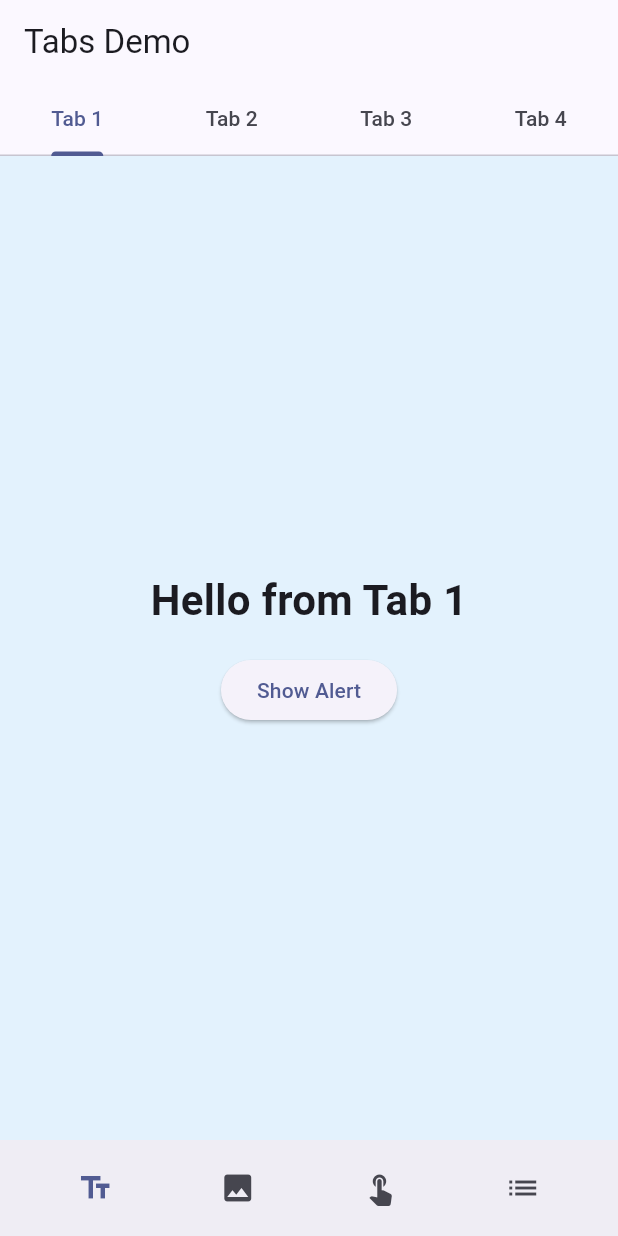
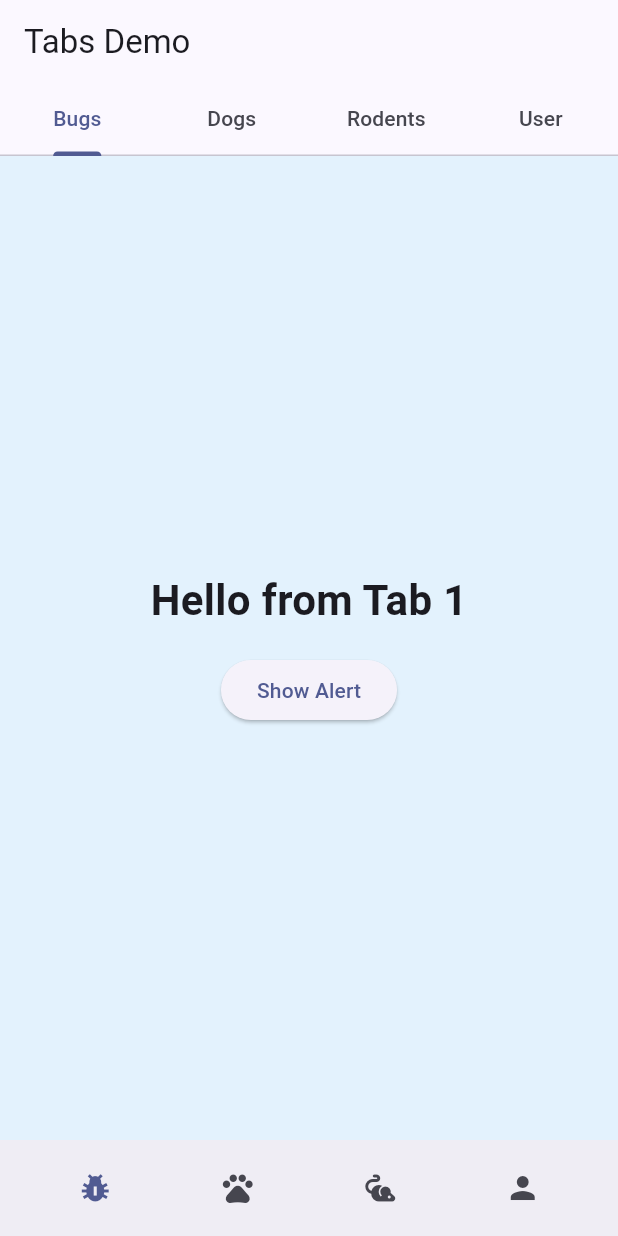
Before and after one commit to itachiispapi/digital_pet_app, a Flutter app: the screen it shows after launch, on a phone screen of 412 x 824 dp. Run offline on Flutter 3.47's test engine with Material 3 defaults, Android fonts, the phone set to English and light mode, and no system bars.

Commit message:
Pet app in Tabs

```diff
--- a/lib/main.dart
+++ b/lib/main.dart
@@ -32,13 +32,15 @@ class __TabsNonScrollableDemoState extends State<_TabsNonScrollableDemo>
   late TabController _tabController;
   final RestorableInt tabIndex = RestorableInt(0);
   final TextEditingController _imgUrlController = TextEditingController(
-      text:
-          'https://upload.wikimedia.org/wikipedia/commons/1/17/Google-flutter-logo.png');
-  final TextEditingController _captionController =
-      TextEditingController(text: 'Sample caption');
+    text:
+        'https://upload.wikimedia.org/wikipedia/commons/9/9c/Yellow_Labrador_Retriever_2.jpg',
+  );
+  final TextEditingController _captionController = TextEditingController(
+    text: 'Cute Dog',
+  );
   String _imageUrl =
-      'https://upload.wikimedia.org/wikipedia/commons/1/17/Google-flutter-logo.png';
-  String _caption = 'Sample caption';
+      'https://upload.wikimedia.org/wikipedia/commons/9/9c/Yellow_Labrador_Retriever_2.jpg';
+  String _caption = 'Cute Dog';
 
   @override
   String get restorationId => 'tab_non_scrollable_demo';
@@ -71,12 +73,12 @@ class __TabsNonScrollableDemoState extends State<_TabsNonScrollableDemo>
 
   @override
   Widget build(BuildContext context) {
-    final tabs = ['Tab 1', 'Tab 2', 'Tab 3', 'Tab 4'];
+    final tabs = ['Bugs', 'Dogs', 'Rodents', 'User'];
     final bg = [
       Colors.blue[50]!,
       Colors.green[50]!,
       Colors.amber[50]!,
-      Colors.purple[50]!
+      Colors.purple[50]!,
     ];
     return Scaffold(
       appBar: AppBar(
@@ -108,12 +110,12 @@ class __TabsNonScrollableDemoState extends State<_TabsNonScrollableDemo>
                       context: context,
                       builder: (ctx) => AlertDialog(
                         title: const Text('Greetings'),
-                        content:
-                            const Text('This is an AlertDialog on Tab 1.'),
+                        content: const Text('This is an AlertDialog on Tab 1.'),
                         actions: [
                           TextButton(
-                              onPressed: () => Navigator.of(ctx).pop(),
-                              child: const Text('OK'))
+                            onPressed: () => Navigator.of(ctx).pop(),
+                            child: const Text('OK'),
+                          ),
                         ],
                       ),
                     );
@@ -130,15 +132,17 @@ class __TabsNonScrollableDemoState extends State<_TabsNonScrollableDemo>
               children: [
                 TextField(
                   controller: _captionController,
-                  decoration:
-                      const InputDecoration(labelText: 'Caption / Name'),
+                  decoration: const InputDecoration(
+                    labelText: 'Caption / Name',
+                  ),
                   onChanged: (v) => setState(() => _caption = v),
                 ),
                 const SizedBox(height: 12),
                 TextField(
                   controller: _imgUrlController,
-                  decoration:
-                      const InputDecoration(labelText: 'Image URL (network)'),
+                  decoration: const InputDecoration(
+                    labelText: 'Image URL (network)',
+                  ),
                 ),
                 const SizedBox(height: 12),
                 Row(
@@ -178,9 +182,7 @@ class __TabsNonScrollableDemoState extends State<_TabsNonScrollableDemo>
             child: ElevatedButton(
               onPressed: () {
                 ScaffoldMessenger.of(context).showSnackBar(
-                  const SnackBar(
-                    content: Text('Button pressed in Tab 3 tab!'),
-                  ),
+                  const SnackBar(content: Text('Button pressed in Tab 3 tab!')),
                 );
               },
               child: const Text('Click me'),
@@ -218,25 +220,25 @@ class __TabsNonScrollableDemoState extends State<_TabsNonScrollableDemo>
               tooltip: 'Tab 1',
               isSelected: _tabController.index == 0,
               onPressed: () => _tabController.animateTo(0),
-              icon: const Icon(Icons.text_fields),
+              icon: const Icon(Icons.pest_control),
             ),
             IconButton(
               tooltip: 'Tab 2',
               isSelected: _tabController.index == 1,
               onPressed: () => _tabController.animateTo(1),
-              icon: const Icon(Icons.image),
+              icon: const Icon(Icons.pets),
             ),
             IconButton(
               tooltip: 'Tab 3',
               isSelected: _tabController.index == 2,
               onPressed: () => _tabController.animateTo(2),
-              icon: const Icon(Icons.touch_app),
+              icon: const Icon(Icons.pest_control_rodent),
             ),
             IconButton(
               tooltip: 'Tab 4',
               isSelected: _tabController.index == 3,
               onPressed: () => _tabController.animateTo(3),
-              icon: const Icon(Icons.list),
+              icon: const Icon(Icons.person),
             ),
           ],
         ),
```
